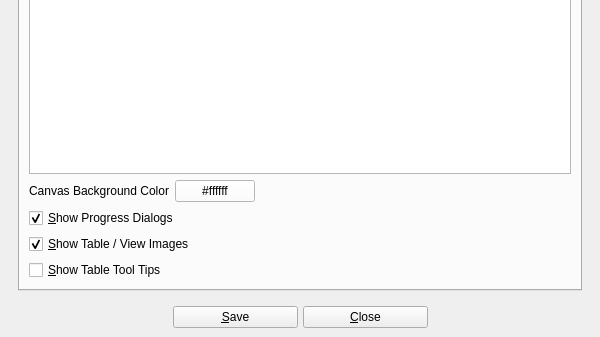
Before: the Qt Designer form UI/biblioteq_otheroptions.ui in textbrowser/biblioteq, drawn with Qt 5; both pictures show x 0 to 600 and y 263 to 600 of the 600 by 600 pixel window.
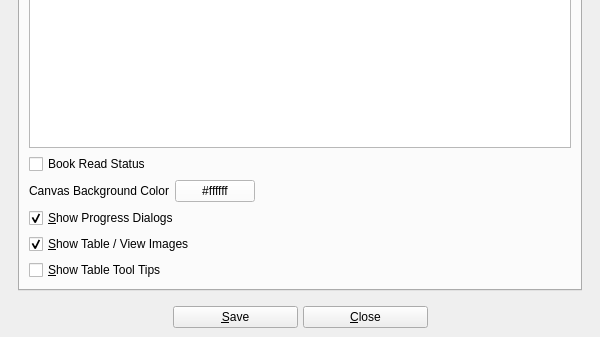
After: the same form once the commit is applied. The open tabs and pages were chosen to show the change. Icons and pictures are not drawn.

```diff
--- a/UI/biblioteq_otheroptions.ui
+++ b/UI/biblioteq_otheroptions.ui
@@ -249,6 +249,16 @@
               </column>
              </widget>
             </item>
+            <item>
+             <widget class="QCheckBox" name="book_read_status">
+              <property name="toolTip">
+               <string>&lt;html&gt;&lt;head/&gt;&lt;body&gt;&lt;p&gt;Display the Read Status column for books housed in an SQLite database. Please note that enabling this option may degrade performance for views containing numerous items.&lt;/p&gt;&lt;/body&gt;&lt;/html&gt;</string>
+              </property>
+              <property name="text">
+               <string>Book Read Status</string>
+              </property>
+             </widget>
+            </item>
             <item>
              <layout class="QHBoxLayout" name="horizontalLayout_2">
               <item>
```
Left out of the diff: 1 changed line with no effect on the pictures.
